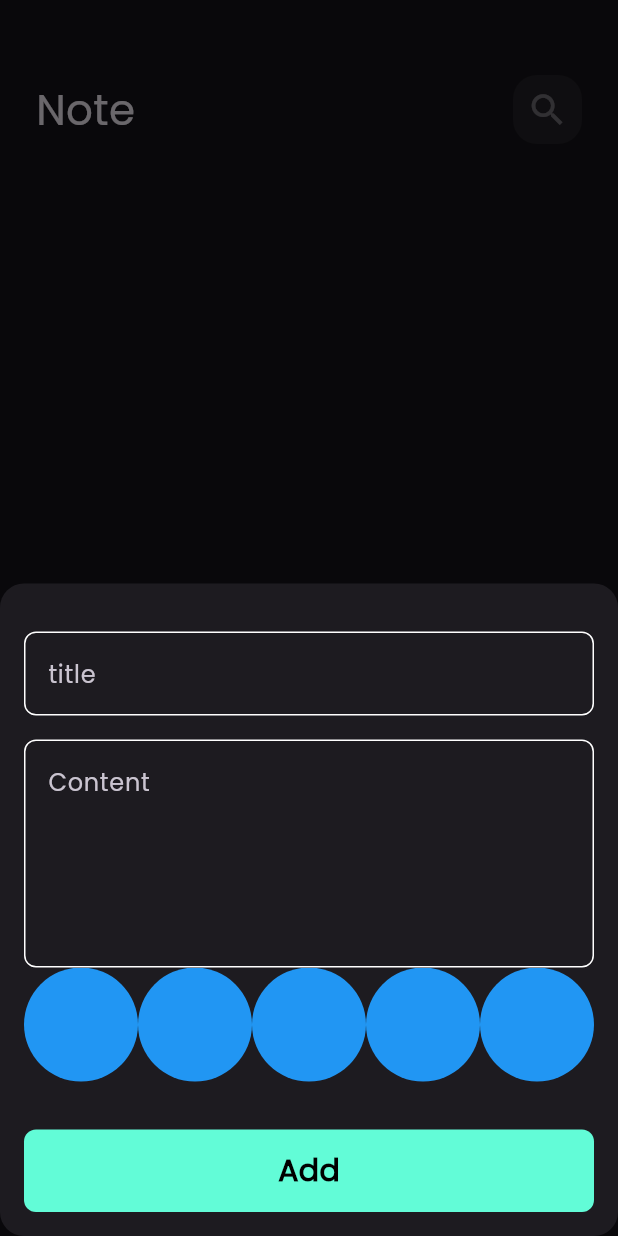
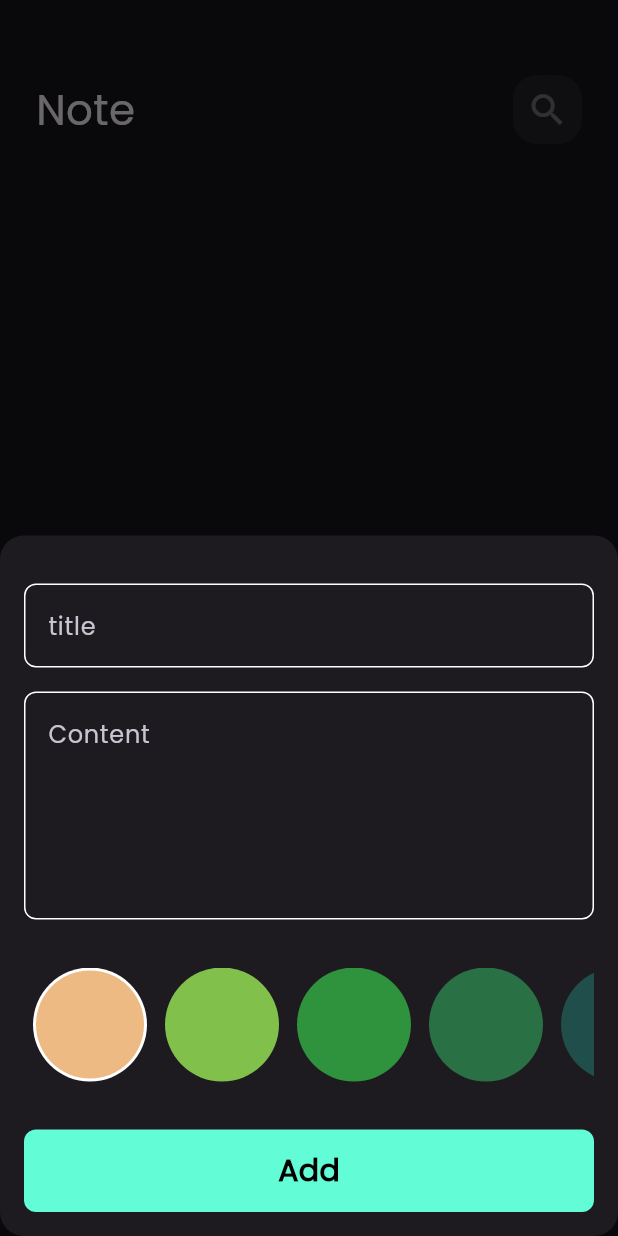
Before and after one commit to Shehab-Emad20/Notes_App, a Flutter app: the screen it shows after launch, after a tap on the "add" icon, on a phone screen of 412 x 824 dp. Run offline on Flutter 3.47's test engine with Material 3 defaults, Android fonts, the phone set to English and light mode, and no system bars; our stand-ins replace bloc, flutter_bloc, font_awesome_flutter, hive, hive_flutter; accounts and stored records are empty.

Commit message:
40. Create colors list part two

```diff
--- a/lib/views/widgets/add_note_form.dart
+++ b/lib/views/widgets/add_note_form.dart
@@ -46,6 +46,9 @@ class _AddNewNoteFormState extends State<AddNewNoteForm> {
             hint: 'Content',
             maxLines: 5,
           ),
+          const SizedBox(
+            height: 32,
+          ),
           const ColorListView(),
           const SizedBox(
             height: 32,
--- a/lib/views/widgets/colors_list_view.dart
+++ b/lib/views/widgets/colors_list_view.dart
@@ -1,29 +1,61 @@
 import 'package:flutter/material.dart';
 
 class ColorItem extends StatelessWidget {
-  const ColorItem({super.key});
-
+  const ColorItem({super.key, required this.isActive, required this.color});
+  final bool isActive;
+  final Color color;
   @override
   Widget build(BuildContext context) {
-    return const CircleAvatar(
-      radius: 38,
-      backgroundColor: Colors.blue,
-    );
+    return isActive
+        ? CircleAvatar(
+            radius: 38,
+            backgroundColor: Colors.white,
+            child: CircleAvatar(radius: 36, backgroundColor: color),
+          )
+        : CircleAvatar(
+            radius: 38,
+            backgroundColor: color,
+          );
   }
 }
 
-class ColorListView extends StatelessWidget {
+class ColorListView extends StatefulWidget {
   const ColorListView({super.key});
 
+  @override
+  State<ColorListView> createState() => _ColorListViewState();
+}
+
+class _ColorListViewState extends State<ColorListView> {
+  int currentIndex = 0;
+  List<Color> colors = const [
+    Color(0xffECBA82),
+    Color(0xff81C14B),
+    Color(0xff2E933C),
+    Color(0xff297045),
+    Color(0xff204E4A),
+  ];
   @override
   Widget build(BuildContext context) {
     return SizedBox(
       height: 38 * 2,
       child: ListView.builder(
-        itemCount: 10,
+        itemCount: colors.length,
         scrollDirection: Axis.horizontal,
         itemBuilder: (context, index) {
-          return const ColorItem();
+          return Padding(
+            padding: const EdgeInsets.symmetric(horizontal: 6),
+            child: GestureDetector(
+              onTap: () {
+                currentIndex = index;
+                setState(() {});
+              },
+              child: ColorItem(
+                color: colors[index],
+                isActive: currentIndex == index,
+              ),
+            ),
+          );
         },
       ),
     );
```
